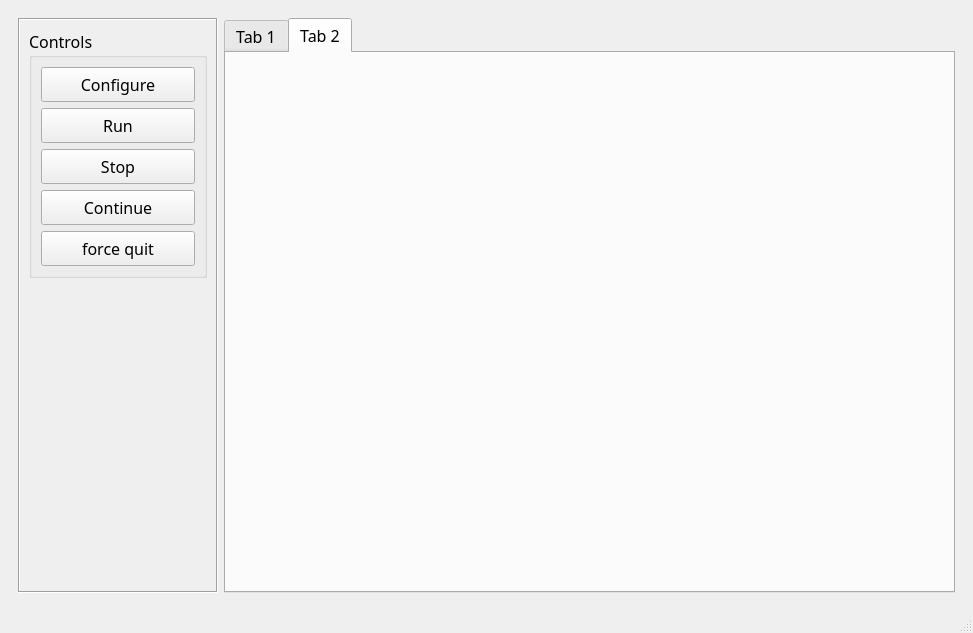
First picture: the form in qrgbd/mainwindow.ui, repository Unsigned-Long/QRGBD-SLAM, before the edit.
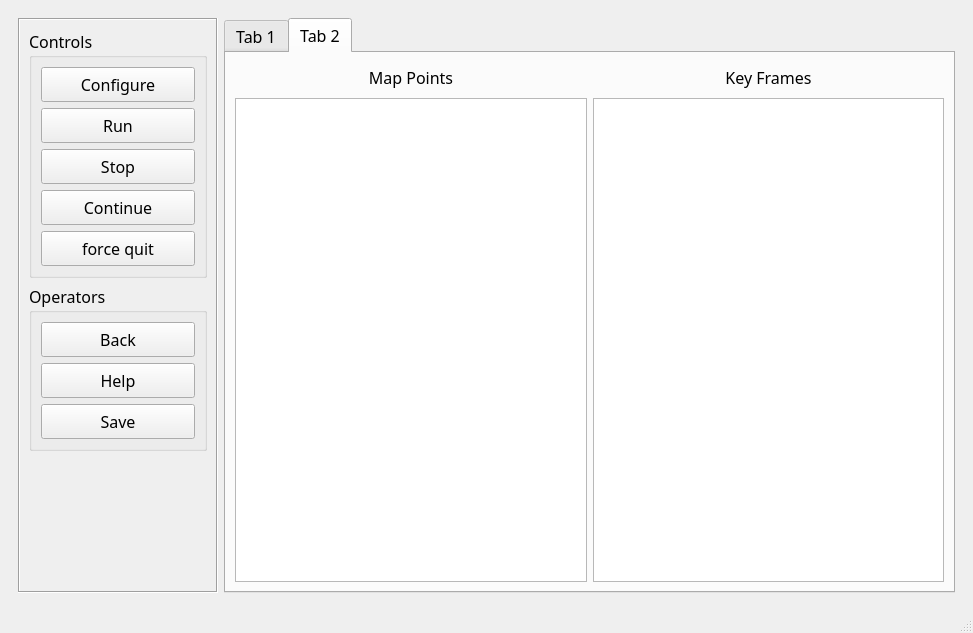
Second picture: the form after the edit. The open tabs and pages were chosen to show the change.

Commit message: add table for slam info display

Patch:
```diff
--- a/qrgbd/mainwindow.ui
+++ b/qrgbd/mainwindow.ui
@@ -394,7 +394,7 @@
               </layout>
              </widget>
             </item>
-            <item row="1" column="0">
+            <item row="2" column="0">
              <spacer name="verticalSpacer_6">
               <property name="orientation">
                <enum>Qt::Vertical</enum>
@@ -407,6 +407,96 @@
               </property>
              </spacer>
             </item>
+            <item row="1" column="0">
+             <widget class="QGroupBox" name="groupBox_2">
+              <property name="font">
+               <font>
+                <family>Ubuntu Mono</family>
+                <pointsize>12</pointsize>
+               </font>
+              </property>
+              <property name="title">
+               <string>Operators</string>
+              </property>
+              <layout class="QGridLayout" name="gridLayout_7">
+               <item row="0" column="0" colspan="2">
+                <widget class="QPushButton" name="btn_back">
+                 <property name="minimumSize">
+                  <size>
+                   <width>0</width>
+                   <height>35</height>
+                  </size>
+                 </property>
+                 <property name="maximumSize">
+                  <size>
+                   <width>16777215</width>
+                   <height>16777215</height>
+                  </size>
+                 </property>
+                 <property name="font">
+                  <font>
+                   <family>Ubuntu Mono</family>
+                   <pointsize>12</pointsize>
+                  </font>
+                 </property>
+                 <property name="text">
+                  <string>Back</string>
+                 </property>
+                </widget>
+               </item>
+               <item row="1" column="0" rowspan="2" colspan="2">
+                <widget class="QPushButton" name="btn_help_2">
+                 <property name="minimumSize">
+                  <size>
+                   <width>0</width>
+                   <height>35</height>
+                  </size>
+                 </property>
+                 <property name="maximumSize">
+                  <size>
+                   <width>16777215</width>
+                   <height>16777215</height>
+                  </size>
+                 </property>
+                 <property name="font">
+                  <font>
+                   <family>Ubuntu Mono</family>
+                   <pointsize>12</pointsize>
+                  </font>
+                 </property>
+                 <property name="text">
+                  <string>Help</string>
+                 </property>
+                </widget>
+               </item>
+               <item row="3" column="0" colspan="2">
+                <widget class="QPushButton" name="btn_save">
+                 <property name="minimumSize">
+                  <size>
+                   <width>0</width>
+                   <height>35</height>
+                  </size>
+                 </property>
+                 <property name="maximumSize">
+                  <size>
+                   <width>16777215</width>
+                   <height>16777215</height>
+                  </size>
+                 </property>
+                 <property name="font">
+                  <font>
+                   <family>Ubuntu Mono</family>
+                   <pointsize>12</pointsize>
+                  </font>
+                 </property>
+                 <property name="text">
+                  <string>Save</string>
+                 </property>
+                </widget>
+               </item>
+              </layout>
+             </widget>
+            </item>
            </layout>
           </widget>
          </widget>
@@ -453,6 +543,54 @@
            <attribute name="title">
             <string>Tab 2</string>
            </attribute>
+           <layout class="QGridLayout" name="gridLayout_8">
+            <item row="0" column="0">
+             <layout class="QVBoxLayout" name="verticalLayout_2">
+              <item>
+               <widget class="QLabel" name="label_2">
+                <property name="minimumSize">
+                 <size>
+                  <width>0</width>
+                  <height>30</height>
+                 </size>
+                </property>
+                <property name="text">
+                 <string>Map Points</string>
+                </property>
+                <property name="alignment">
+                 <set>Qt::AlignCenter</set>
+                </property>
+               </widget>
+              </item>
+              <item>
+               <widget class="QTableWidget" name="tabW_mappoint"/>
+              </item>
+             </layout>
+            </item>
+            <item row="0" column="1">
+             <layout class="QVBoxLayout" name="verticalLayout_3">
+              <item>
+               <widget class="QLabel" name="label_3">
+                <property name="minimumSize">
+                 <size>
+                  <width>0</width>
+                  <height>30</height>
+                 </size>
+                </property>
+                <property name="text">
+                 <string>Key Frames</string>
+                </property>
+                <property name="alignment">
+                 <set>Qt::AlignCenter</set>
+                </property>
+               </widget>
+              </item>
+              <item>
+               <widget class="QTableWidget" name="tabW_keyframes"/>
+              </item>
+             </layout>
+            </item>
+           </layout>
           </widget>
          </widget>
         </item>
```
Left out of the diff: 64 changed lines with no effect on the pictures. The commit also changes 10 other files.
